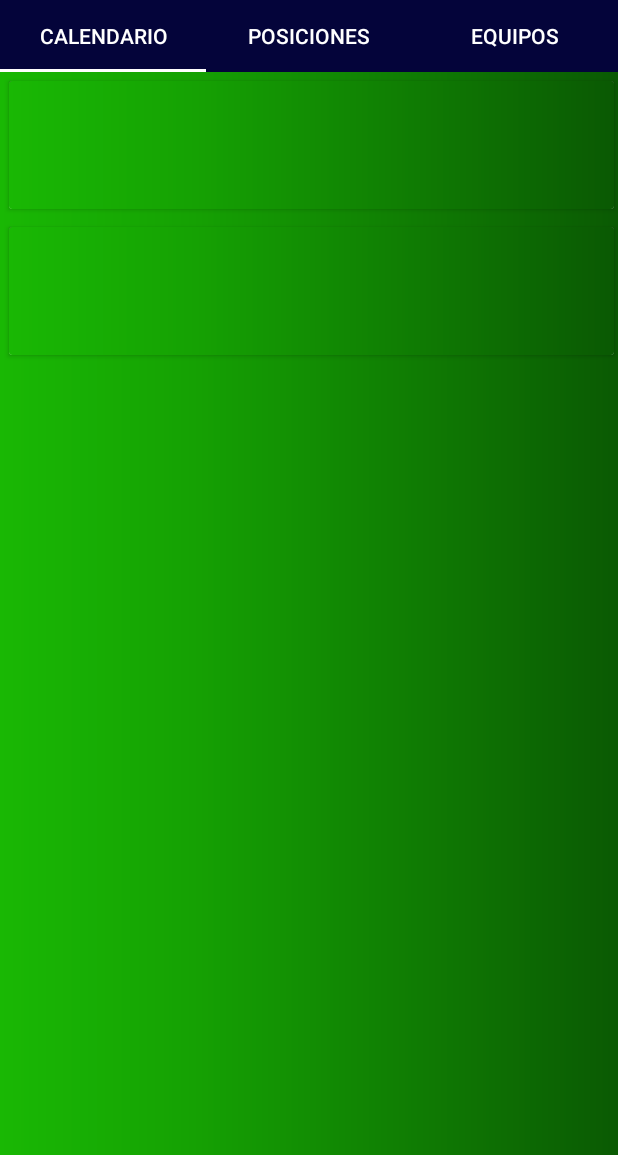
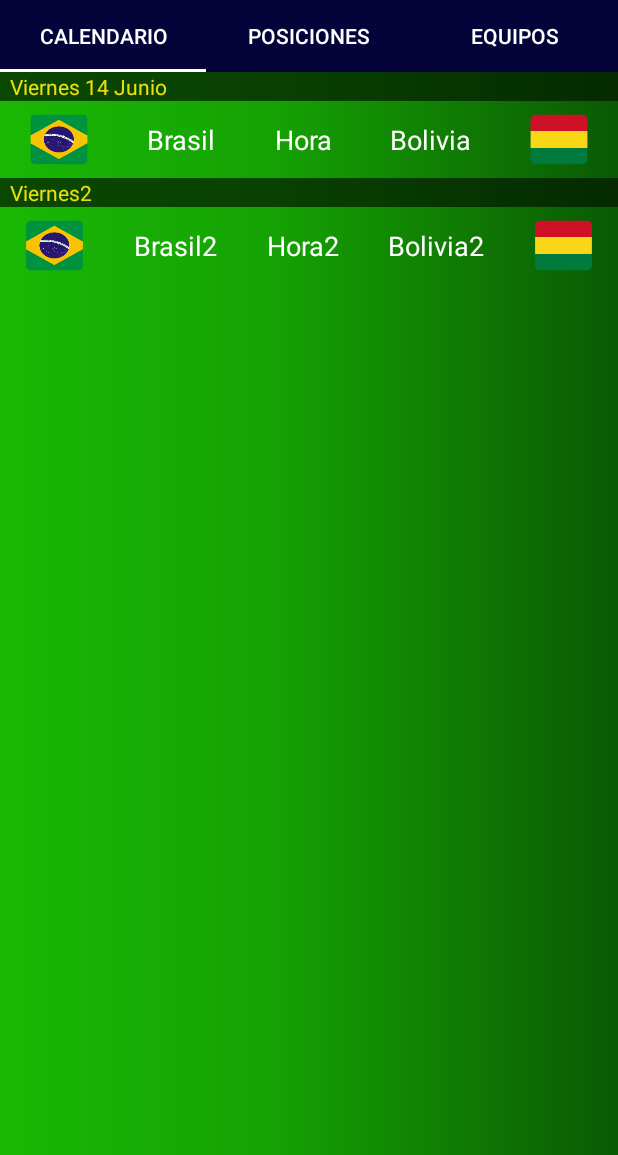
Before and after one commit to leoc8697/AppCopaAmerica, an Android app: the screen it shows after launch (MainActivity), on a phone screen of 412 x 824 dp, the part 81-1236 px from its top. Run offline under Robolectric (Android 15) with nearby library versions, the phone set to English and light mode, and no system bars.

Commit message:
Recycler View working.

```diff
--- a/app/src/main/java/com/example/appcopaamerica/CalendarFragment.java
+++ b/app/src/main/java/com/example/appcopaamerica/CalendarFragment.java
@@ -31,7 +31,7 @@ public class CalendarFragment extends Fragment {
         recyclerViewMatch.setLayoutManager(linearLayoutManager);
 
         //Aquí asignamos toda la info de nuestro recycler view en nuestro layout
-        MatchAdapterRecyclerView adapterMatch= new MatchAdapterRecyclerView(getMatchs(),R.layout.item_match, getActivity());
+        MatchAdapterRecyclerView adapterMatch= new MatchAdapterRecyclerView(getMatchs(), R.layout.item_match, getActivity());
         recyclerViewMatch.setAdapter(adapterMatch);
 
         return view;
@@ -40,8 +40,8 @@ public class CalendarFragment extends Fragment {
     public ArrayList<MatchModel> getMatchs(){
 
         ArrayList<MatchModel> matches = new ArrayList<>();
-        matches.add(new MatchModel("Brasil", "Bolivia", "Hora", "Viernes 14 Junio"));
-        matches.add(new MatchModel("Brasil2", "Bolivia2", "Hora2", "Viernes2"));//,R.mipmap.brasil_foreground,R.mipmap.bolivia_foreground));
+        matches.add(new MatchModel("Brasil", "Bolivia", "Hora", "  Viernes 14 Junio", R.mipmap.brasil_round, R.mipmap.bolivia_round));
+        matches.add(new MatchModel("Brasil2", "Bolivia2", "Hora2", "  Viernes2", R.mipmap.brasil_round, R.mipmap.bolivia_round));
         //match.add(new MatchModel("Brasil3", "Hora3", "Bolivia3", "Viernes3",R.drawable.br,R.drawable.bo));
 
         return matches;
--- a/app/src/main/java/com/example/appcopaamerica/MatchAdapterRecyclerView.java
+++ b/app/src/main/java/com/example/appcopaamerica/MatchAdapterRecyclerView.java
@@ -25,7 +25,7 @@ public class MatchAdapterRecyclerView extends RecyclerView.Adapter<MatchAdapterR
     @Override
     public MatchViewHolder onCreateViewHolder(ViewGroup parent, int viewType) {
         //El siguiente paso es inflar, que significa hacer uso de un layout dentro de otro layout.
-        View view= LayoutInflater.from(parent.getContext()).inflate(resource, parent,false);
+        View view= LayoutInflater.from(parent.getContext()).inflate(R.layout.item_match, parent,false);
         return new MatchViewHolder(view);
     }
 
@@ -33,13 +33,13 @@ public class MatchAdapterRecyclerView extends RecyclerView.Adapter<MatchAdapterR
     //El metodo onBindViewHolder realiza las verificaciones del contenido para cada item.
     @Override
     public void onBindViewHolder(MatchViewHolder holder, int position) {
-
-        holder.team1.setText(matches.get(position).getTeam1());
-        holder.team2.setText(matches.get(position).getTeam2());
-        holder.score.setText(matches.get(position).getScore());
-        holder.dateMatch.setText(matches.get(position).getDateMatch());
-        //holder.flagTeam1.setImageResource(matches.get(position).getFlagTeam1());
-        //holder.flagTeam2.setImageResource(matches.get(position).getFlagTeam2());
+        MatchModel match = matches.get(position);
+        holder.team1.setText(match.getTeam1());
+        holder.team2.setText(match.getTeam2());
+        holder.score.setText(match.getScore());
+        holder.dateMatch.setText(match.getDateMatch());
+        holder.flagTeam1.setImageResource(match.getFlagTeam1());
+        holder.flagTeam2.setImageResource(match.getFlagTeam2());
     }
 
     //El siguiente metodo permita configurar al adaptador la cantidad de elementos que se procesarán.
@@ -53,17 +53,17 @@ public class MatchAdapterRecyclerView extends RecyclerView.Adapter<MatchAdapterR
     public class MatchViewHolder extends RecyclerView.ViewHolder{
 
         private TextView team1, team2, score, dateMatch;
-       // ImageView flagTeam1,flagTeam2;
+        ImageView flagTeam1,flagTeam2;
 
         public MatchViewHolder(View itemView) {
             super(itemView);
 
-            team1     = (TextView) itemView.findViewById(R.id.textTeam1);
-            team2     = (TextView) itemView.findViewById(R.id.textTeam2);
-            score     = (TextView) itemView.findViewById(R.id.textScore);
-            dateMatch = (TextView) itemView.findViewById(R.id.textDateMatch);
-           // flagTeam1 = (ImageView)itemView.findViewById(R.id.imgTeam1);
-           // flagTeam2 = (ImageView)itemView.findViewById(R.id.imgTeam2);
+            team1     = (TextView)  itemView.findViewById(R.id.textTeam1);
+            team2     = (TextView)  itemView.findViewById(R.id.textTeam2);
+            score     = (TextView)  itemView.findViewById(R.id.textScore);
+            dateMatch = (TextView)  itemView.findViewById(R.id.textDateMatch);
+            flagTeam1 = (ImageView) itemView.findViewById(R.id.imgTeam1);
+            flagTeam2 = (ImageView) itemView.findViewById(R.id.imgTeam2);
         }
     }
 }
--- a/app/src/main/java/com/example/appcopaamerica/MatchModel.java
+++ b/app/src/main/java/com/example/appcopaamerica/MatchModel.java
@@ -1,16 +1,16 @@
 package com.example.appcopaamerica;
 
-public class MatchModel {
+public class MatchModel{
     private String team1, team2, score, dateMatch;
     private int flagTeam1, flagTeam2;
 
-    public MatchModel(String team1, String team2, String score, String dateMatch){// int flagTeam1, int flagTeam2) {
+    public MatchModel(String team1, String team2, String score, String dateMatch, int flagTeam1, int flagTeam2) {
         this.team1 = team1;
         this.team2 = team2;
         this.score = score;
         this.dateMatch = dateMatch;
-        //this.flagTeam1 = flagTeam1;
-        //this.flagTeam2 = flagTeam2;
+        this.flagTeam1 = flagTeam1;
+        this.flagTeam2 = flagTeam2;
     }
 
     public String getTeam1() {
@@ -44,7 +44,7 @@ public class MatchModel {
     public void setDateMatch(String dateMatch) {
         this.dateMatch = dateMatch;
     }
-/*
+
     public int getFlagTeam1() {
         return flagTeam1;
     }
@@ -59,5 +59,5 @@ public class MatchModel {
 
     public void setFlagTeam2(int flagTeam2) {
         this.flagTeam2 = flagTeam2;
-    } **/
+    }
 }
--- a/app/src/main/res/drawable/degrade.xml
+++ b/app/src/main/res/drawable/degrade.xml
@@ -2,7 +2,7 @@
 <shape xmlns:android="http://schemas.android.com/apk/res/android" android:shape="rectangle" >
         <gradient
             android:type="linear"
-            android:centerX="69%"
+            android:centerX="55%"
             android:startColor="#FF0A5903"
             android:centerColor="#FF15A103"
             android:endColor="#FF19B804"
--- a/app/src/main/res/layout/activity_main.xml
+++ b/app/src/main/res/layout/activity_main.xml
@@ -65,8 +65,8 @@
 
     <android.support.v4.view.ViewPager
         android:id="@+id/viewpager"
-        android:layout_width="415dp"
-        android:layout_height="1254dp"
+        android:layout_width="0dp"
+        android:layout_height="wrap_content"
 
         app:layout_behavior="@string/appbar_scrolling_view_behavior"
         app:layout_constraintTop_toBottomOf="@+id/tabs"
--- a/app/src/main/res/layout/calendar_fragment.xml
+++ b/app/src/main/res/layout/calendar_fragment.xml
@@ -1,5 +1,6 @@
 <?xml version="1.0" encoding="utf-8"?>
-<RelativeLayout xmlns:android="http://schemas.android.com/apk/res/android"
+<android.support.design.widget.CoordinatorLayout
+    xmlns:android="http://schemas.android.com/apk/res/android"
     xmlns:tools="http://schemas.android.com/tools"
     android:layout_width="match_parent"
     android:layout_height="match_parent"
@@ -10,13 +11,14 @@
     android:background="@drawable/degrade"
     tools:context=".CalendarFragment">
 
-    <android.support.v7.widget.RecyclerView
-        android:id="@+id/recyclerMatch"
+    <LinearLayout
         android:layout_width="match_parent"
-        android:layout_height="wrap_content"
-        tools:itemCount="@layout/item_match"
-        tools:listitem="@layout/item_match">
+        android:layout_height="match_parent"
+        android:orientation="vertical">
 
-    </android.support.v7.widget.RecyclerView>
-
-</RelativeLayout>
+        <android.support.v7.widget.RecyclerView
+            android:id="@+id/recyclerMatch"
+            android:layout_width="match_parent"
+            android:layout_height="wrap_content"></android.support.v7.widget.RecyclerView>
+    </LinearLayout>
+</android.support.design.widget.CoordinatorLayout>
--- a/app/src/main/res/layout/item_match.xml
+++ b/app/src/main/res/layout/item_match.xml
@@ -1,17 +1,8 @@
 <?xml version="1.0" encoding="utf-8"?>
-<RelativeLayout xmlns:android="http://schemas.android.com/apk/res/android"
+
+<FrameLayout xmlns:android="http://schemas.android.com/apk/res/android"
     android:layout_width="match_parent"
-    android:layout_height="wrap_content"
-    android:orientation="vertical">
-
-    <android.support.v7.widget.CardView
-        android:layout_width="match_parent"
-        android:layout_height="85dp"
-        android:layout_margin="6dp"
-        android:layout_marginLeft="6dp"
-        android:layout_marginTop="6dp"
-        android:layout_marginRight="6dp"
-        android:foreground="@drawable/degrade">
+    android:layout_height="wrap_content">
 
     <LinearLayout
         android:layout_width="match_parent"
@@ -35,14 +26,17 @@
                 android:layout_width="40dp"
                 android:layout_height="match_parent"
                 android:layout_weight="1"
-                    android:scaleType="fitXY"
-                    android:scaleX="1"
-                    android:scaleY="1.5" />
+                android:paddingLeft="2dp"
+                android:paddingTop="2dp"
+                android:paddingRight="2dp"
+                android:paddingBottom="2dp"
+                android:scaleX="0.8"
+                android:scaleY="0.7" />
 
             <TextView
                 android:id="@+id/textTeam1"
                 android:layout_width="wrap_content"
-                    android:layout_height="match_parent"
+                android:layout_height="wrap_content"
                 android:layout_weight="1"
                 android:gravity="center"
                 android:textColor="#FFFFFF"
@@ -60,7 +54,7 @@
             <TextView
                 android:id="@+id/textTeam2"
                 android:layout_width="wrap_content"
-                    android:layout_height="match_parent"
+                android:layout_height="wrap_content"
                 android:layout_weight="1"
                 android:gravity="center"
                 android:textColor="#FFFFFF"
@@ -71,12 +65,13 @@
                 android:layout_width="40dp"
                 android:layout_height="match_parent"
                 android:layout_weight="1"
-                    android:scaleType="fitXY"
-                    android:scaleX="1"
-                    android:scaleY="1.5" />
+                android:paddingLeft="2dp"
+                android:paddingTop="2dp"
+                android:paddingRight="2dp"
+                android:paddingBottom="2dp"
+                android:scaleX="0.8"
+                android:scaleY="0.7" />
 
         </LinearLayout>
     </LinearLayout>
-    </android.support.v7.widget.CardView>
-
-</RelativeLayout>
+</FrameLayout>
--- /dev/null
+++ b/app/src/main/res/layout/item_prueba.xml
@@ -0,0 +1,12 @@
+<?xml version="1.0" encoding="utf-8"?>
+<LinearLayout
+    xmlns:android="http://schemas.android.com/apk/res/android"
+    android:layout_height="wrap_content"
+    android:layout_width="match_parent">
+
+    <TextView
+        android:layout_width="match_parent"
+        android:layout_height="wrap_content"
+        android:text="Holaaaaaaaaaaaaaa"/>
+
+</LinearLayout>
```
Lines whose indentation alone changed are shown as unchanged.
